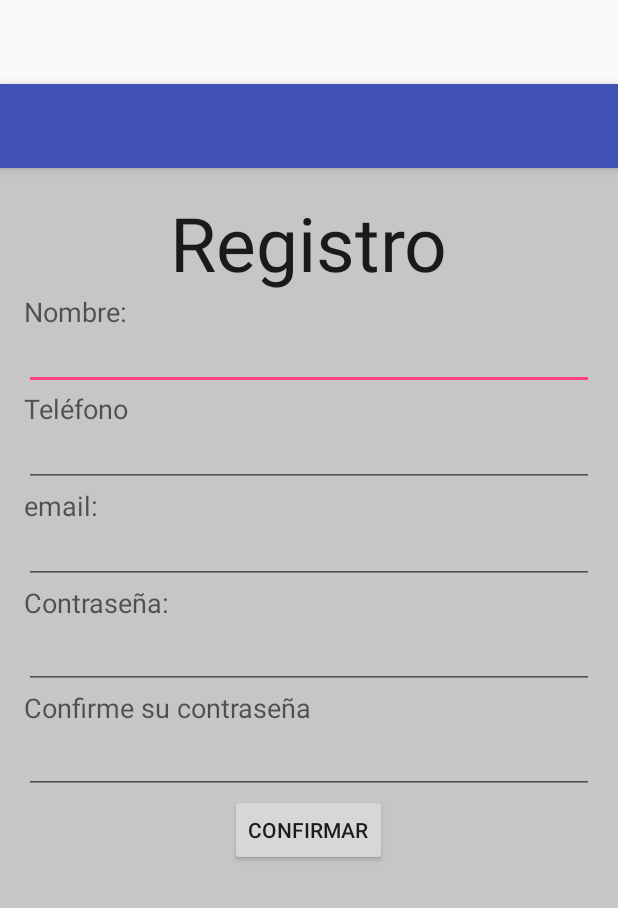
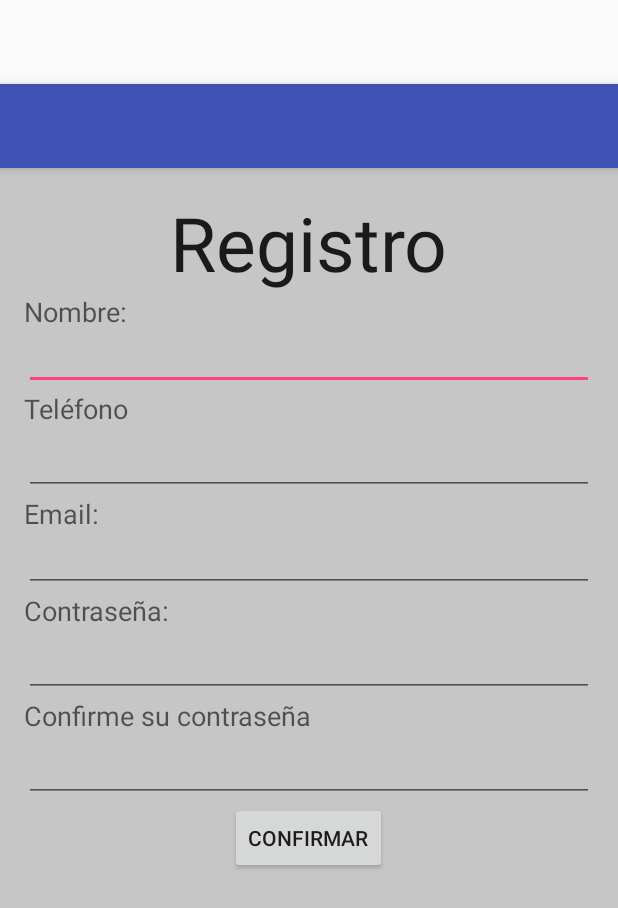
Before and after one commit to MinMiguelM/BR-App, an Android app: the layout activity_crear_cuenta.xml on its own in the app's theme, with its tools: preview values and no code run, on a phone screen of 412 x 824 dp. Shown: the top 908 px of the screen. Run offline under Robolectric (Android 15) with nearby library versions, the phone set to English and light mode, and no system bars.

Commit message:
Fix facebook login Validate email and phone number Creation of packages

```diff
--- a/app/src/main/java/com/logicware/brapp/handlerWS/Singleton.java
+++ b/app/src/main/java/com/logicware/brapp/handlerWS/Singleton.java
@@ -1,7 +1,12 @@
 package com.logicware.brapp.handlerWS;
+
+import com.android.volley.RequestQueue;
 
 /**
  * Created by ASUS on 4/16/2016.
  */
 public class Singleton {
+
+    private static Singleton singleton;
+    private RequestQueue requestQueue;
 }
--- a/app/src/main/java/com/logicware/brapp/persistence/AdapterWebService.java
+++ b/app/src/main/java/com/logicware/brapp/persistence/AdapterWebService.java
@@ -4,4 +4,6 @@ package com.logicware.brapp.persistence;
  * Created by ASUS on 4/16/2016.
  */
 public class AdapterWebService {
+
+    // Put something
 }
--- a/app/src/main/res/layout/activity_crear_cuenta.xml
+++ b/app/src/main/res/layout/activity_crear_cuenta.xml
@@ -5,7 +5,7 @@
     android:layout_width="match_parent"
     android:layout_height="match_parent"
     android:fitsSystemWindows="true"
-    tools:context=".CreateAccountActivity">
+    tools:context="com.logicware.brapp.activities.CreateAccountActivity">
 
     <android.support.design.widget.AppBarLayout
         android:layout_width="match_parent"
--- a/app/src/main/res/layout/activity_main.xml
+++ b/app/src/main/res/layout/activity_main.xml
@@ -5,7 +5,7 @@
     android:layout_width="match_parent"
     android:layout_height="match_parent"
     android:fitsSystemWindows="true"
-    tools:context="com.example.asus.br.MainActivity">
+    tools:context="com.logicware.brapp.activities.MainActivity">
 
     <include layout="@layout/content_main" />
 
--- a/app/src/main/res/layout/app_bar_index.xml
+++ b/app/src/main/res/layout/app_bar_index.xml
@@ -5,7 +5,7 @@
     android:layout_width="match_parent"
     android:layout_height="match_parent"
     android:fitsSystemWindows="true"
-    tools:context="com.example.asus.br.IndexActivity">
+    tools:context="com.logicware.brapp.activities.IndexActivity">
 
     <android.support.design.widget.AppBarLayout
         android:layout_width="match_parent"
--- a/app/src/main/res/layout/content_crear_cuenta.xml
+++ b/app/src/main/res/layout/content_crear_cuenta.xml
@@ -9,7 +9,7 @@
     android:paddingRight="@dimen/activity_horizontal_margin"
     android:paddingTop="@dimen/activity_vertical_margin"
     app:layout_behavior="@string/appbar_scrolling_view_behavior"
-    tools:context=".CreateAccountActivity"
+    tools:context="com.logicware.brapp.activities.CreateAccountActivity"
     tools:showIn="@layout/activity_crear_cuenta"
     android:background="#ced1ce"
     android:backgroundTint="#c7c6c6">
@@ -56,30 +56,20 @@
         android:text="Teléfono"
         android:id="@+id/textView6"
         android:layout_below="@+id/nombreUsuario"
-        android:layout_alignLeft="@+id/nombreUsuario"
-        android:layout_alignStart="@+id/nombreUsuario" />
-
-    <EditText
-        android:layout_width="wrap_content"
-        android:layout_height="40dp"
-        android:inputType="textPersonName"
-        android:ems="10"
-        android:id="@+id/telefonoUsuario"
-        android:layout_below="@+id/textView6"
-        android:layout_alignLeft="@+id/nombreUsuario"
-        android:layout_alignParentStart="true"
-        android:layout_alignRight="@+id/nombreUsuario"
-        android:layout_alignEnd="@+id/nombreUsuario" />
+        android:layout_alignParentLeft="true"
+        android:layout_alignParentStart="true" />
 
     <TextView
         android:layout_width="wrap_content"
         android:layout_height="wrap_content"
         android:textAppearance="?android:attr/textAppearanceMedium"
-        android:text="email:"
+        android:text="Email:"
         android:id="@+id/textView8"
         android:layout_below="@+id/telefonoUsuario"
-        android:layout_alignLeft="@+id/telefonoUsuario"
-        android:layout_alignStart="@+id/telefonoUsuario" />
+        android:layout_alignParentLeft="true"
+        android:layout_alignParentStart="true"
+        android:layout_alignParentRight="true"
+        android:layout_alignParentEnd="true" />
 
     <EditText
         android:layout_width="wrap_content"
@@ -87,11 +77,11 @@
         android:inputType="textPersonName"
         android:ems="10"
         android:id="@+id/emailUsuario"
-        android:layout_alignParentEnd="true"
         android:layout_below="@+id/textView8"
-        android:layout_alignLeft="@+id/textView8"
-        android:layout_alignStart="@+id/textView8"
-        android:layout_alignParentStart="true" />
+        android:layout_alignParentLeft="true"
+        android:layout_alignParentStart="true"
+        android:layout_alignRight="@+id/telefonoUsuario"
+        android:layout_alignEnd="@+id/telefonoUsuario" />
 
     <Button
         android:layout_width="wrap_content"
@@ -108,8 +98,9 @@
         android:text="Contraseña:"
         android:id="@+id/textView9"
         android:layout_below="@+id/emailUsuario"
-        android:layout_alignLeft="@+id/emailUsuario"
-        android:layout_alignStart="@+id/emailUsuario" />
+        android:layout_centerVertical="true"
+        android:layout_alignParentLeft="true"
+        android:layout_alignParentStart="true" />
 
     <EditText
         android:layout_width="wrap_content"
@@ -130,8 +121,8 @@
         android:text="Confirme su contraseña"
         android:id="@+id/textView10"
         android:layout_below="@+id/passUsuario1"
-        android:layout_alignLeft="@+id/textView9"
-        android:layout_alignStart="@+id/textView9" />
+        android:layout_alignParentLeft="true"
+        android:layout_alignParentStart="true" />
 
     <EditText
         android:layout_width="wrap_content"
@@ -139,10 +130,22 @@
         android:inputType="textPassword"
         android:ems="10"
         android:id="@+id/passUsuario2"
+        android:layout_below="@+id/textView10"
+        android:layout_alignParentLeft="true"
         android:layout_alignParentStart="true"
-        android:layout_below="@+id/textView10"
-        android:layout_alignLeft="@+id/textView9"
         android:layout_alignRight="@+id/passUsuario1"
         android:layout_alignEnd="@+id/passUsuario1" />
 
+    <EditText
+        android:layout_width="wrap_content"
+        android:layout_height="wrap_content"
+        android:inputType="phone"
+        android:ems="10"
+        android:id="@+id/telefonoUsuario"
+        android:layout_below="@+id/textView6"
+        android:layout_alignParentLeft="true"
+        android:layout_alignParentStart="true"
+        android:layout_alignParentRight="true"
+        android:layout_alignParentEnd="true" />
+
 </RelativeLayout>
--- a/app/src/main/res/layout/content_index.xml
+++ b/app/src/main/res/layout/content_index.xml
@@ -9,7 +9,7 @@
     android:paddingRight="@dimen/activity_horizontal_margin"
     android:paddingTop="@dimen/activity_vertical_margin"
     app:layout_behavior="@string/appbar_scrolling_view_behavior"
-    tools:context="com.example.asus.br.IndexActivity"
+    tools:context="com.logicware.brapp.activities.IndexActivity"
     tools:showIn="@layout/app_bar_index">
 
 </RelativeLayout>
--- a/app/src/main/res/layout/content_main.xml
+++ b/app/src/main/res/layout/content_main.xml
@@ -11,7 +11,7 @@
     android:background="@color/com_facebook_button_background_color"
 
     app:layout_behavior="@string/appbar_scrolling_view_behavior"
-    tools:context="com.example.asus.br.MainActivity"
+    tools:context="com.logicware.brapp.activities.MainActivity"
     tools:showIn="@layout/activity_main">
 
     <com.facebook.login.widget.LoginButton
@@ -49,7 +49,7 @@
     <TextView
         android:layout_width="wrap_content"
         android:layout_height="wrap_content"
-        android:text="Usuario:"
+        android:text="Email:"
         android:id="@+id/textView2"
         android:textColor="#ffffff"
         android:layout_marginTop="32dp"
--- a/app/src/main/res/values/strings.xml
+++ b/app/src/main/res/values/strings.xml
@@ -2,9 +2,9 @@
     <string name="app_name">B&amp;R</string>
     <string name="action_settings">Settings</string>
     <string name="facebook_app_id">935644289883292</string>
-    <string name="title_activity_index">IndexActivity</string>
+    <string name="title_activity_index">Menu principal</string>
 
     <string name="navigation_drawer_open">Open navigation drawer</string>
     <string name="navigation_drawer_close">Close navigation drawer</string>
-    <string name="title_activity_crear_cuenta_activity">Crear_cuenta_activity</string>
+    <string name="title_activity_crear_cuenta_activity">Registro</string>
 </resources>
```
Also changed, not shown: app/build.gradle (+4 -3 lines), app/src/main/AndroidManifest.xml (+12 -9 lines), app/src/main/java/com/logicware/brapp/activities/CreateAccountActivity.java (+4 -5 lines), app/src/main/java/com/logicware/brapp/activities/MainActivity.java (+19 -3 lines), app/src/main/java/com/logicware/brapp/handlerWS/Constantes.java (+10 -28 lines), 1 other file.
